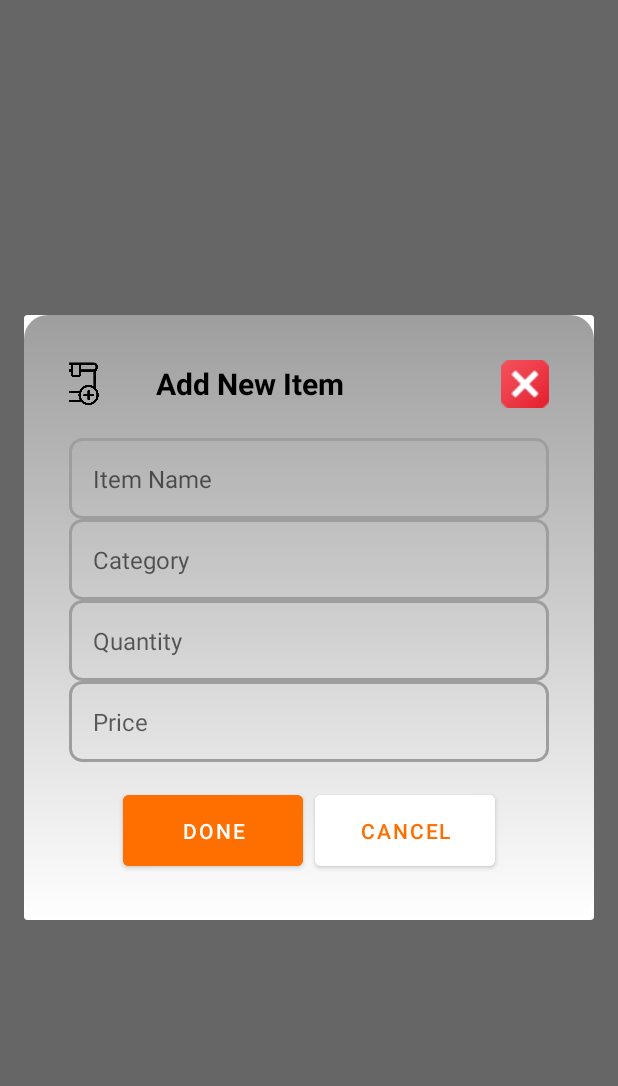
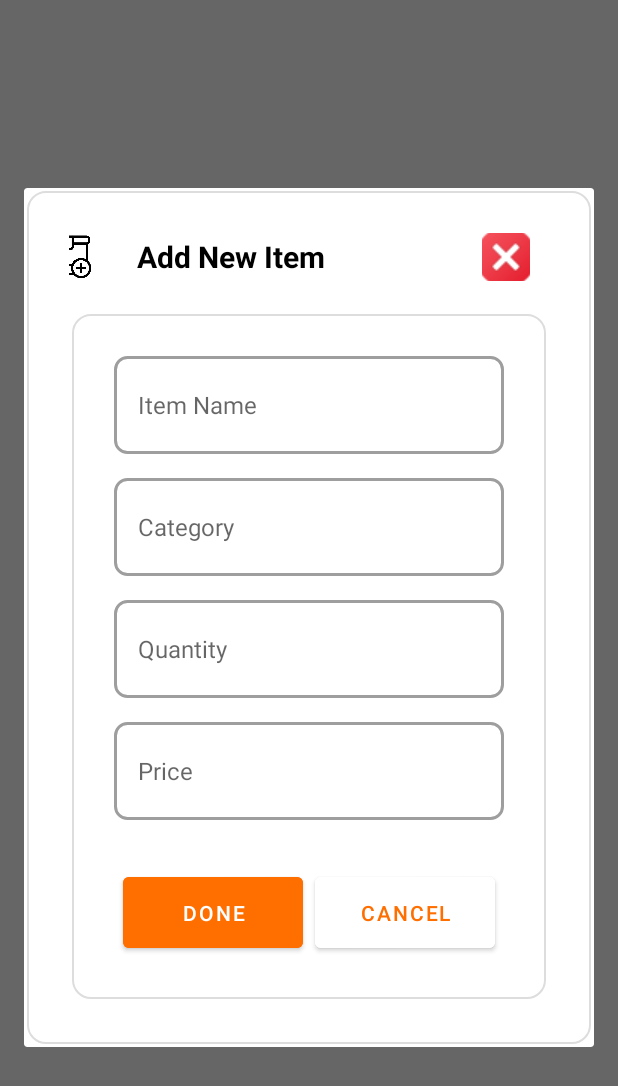
Before and after one commit to madhvesh-WLU/SmartGroceryTracker, an Android app: the fragment ItemInputDialogFragment shown on its own in the app's theme, on a phone screen of 412 x 824 dp. Shown: the top 1086 px of the screen. Run offline under Robolectric (Android 15) with nearby library versions, the phone set to English and light mode, and no system bars.

Commit message:
ui design changes-3

```diff
--- a/app/src/main/res/layout/dialog_add_item.xml
+++ b/app/src/main/res/layout/dialog_add_item.xml
@@ -2,10 +2,9 @@
     android:orientation="vertical"
     android:layout_width="wrap_content"
     android:layout_height="wrap_content"
-    android:background="@drawable/custom_dialog_background"
+    android:background="@drawable/card_background"
     android:padding="30dp"
     android:gravity="center">
-
 
     <LinearLayout
         android:layout_width="400dp"
@@ -16,9 +15,9 @@
 
         <ImageView
             android:id="@+id/dialog_icon"
-            android:layout_width="90dp"
+            android:layout_width="80dp"
             android:layout_height="match_parent"
-            android:layout_marginEnd="8dp"
+            android:layout_marginEnd="5dp"
             android:contentDescription="Dialog Icon"
             android:src="@drawable/additems" />
 
@@ -42,61 +41,69 @@
             android:src="@drawable/cross" />
     </LinearLayout>
 
+    <LinearLayout xmlns:android="http://schemas.android.com/apk/res/android"
+        android:orientation="vertical"
+        android:layout_width="match_parent"
+        android:layout_height="wrap_content"
+        android:background="@drawable/card_background"
+        android:padding="30dp"
+        android:gravity="center">
 
+        <!-- Item Name -->
         <EditText
             android:id="@+id/item_name"
+            android:layout_width="match_parent"
+            android:layout_height="65dp"
             android:hint="Item Name"
-        android:width="100dp"
             android:padding="16dp"
-        android:layout_width="match_parent"
-        android:layout_height="wrap_content"
             android:backgroundTint="@color/colorPlaceholder"
             android:background="@drawable/edit_text_background"
             android:textColor="@android:color/black"
-        android:textSize="16sp" />
+            android:textSize="16sp"
+            android:layout_marginBottom="16dp" />
 
-
+        <!-- Item Category -->
         <EditText
             android:id="@+id/item_category"
+            android:layout_width="match_parent"
+            android:layout_height="65dp"
             android:hint="Category"
-        android:width="100dp"
             android:padding="16dp"
-        android:layout_width="match_parent"
-        android:layout_height="wrap_content"
             android:backgroundTint="@color/colorPlaceholder"
             android:background="@drawable/edit_text_background"
             android:textColor="@android:color/black"
-        android:textSize="16sp" />
+            android:textSize="16sp"
+            android:layout_marginBottom="16dp" />
 
+        <!-- Item Quantity -->
         <EditText
             android:id="@+id/item_quantity"
+            android:layout_width="match_parent"
+            android:layout_height="65dp"
             android:hint="Quantity"
             android:inputType="number"
-        android:width="100dp"
             android:padding="16dp"
-        android:layout_width="match_parent"
-        android:layout_height="wrap_content"
             android:backgroundTint="@color/colorPlaceholder"
             android:background="@drawable/edit_text_background"
             android:textColor="@android:color/black"
-        android:textSize="16sp" />
+            android:textSize="16sp"
+            android:layout_marginBottom="16dp" />
 
-
+        <!-- Item Price -->
         <EditText
             android:id="@+id/item_price"
+            android:layout_width="match_parent"
+            android:layout_height="65dp"
             android:hint="Price"
             android:inputType="numberDecimal"
-        android:width="100dp"
             android:padding="16dp"
-        android:layout_width="match_parent"
-        android:layout_height="wrap_content"
             android:backgroundTint="@color/colorPlaceholder"
             android:background="@drawable/edit_text_background"
             android:textColor="@android:color/black"
-        android:textSize="16sp" />
+            android:textSize="16sp"
+            android:layout_marginBottom="16dp" />
 
-
-
+        <!-- Buttons Section -->
         <LinearLayout
             android:layout_width="match_parent"
             android:layout_height="wrap_content"
@@ -114,7 +121,7 @@
                 android:minHeight="48dp"
                 android:padding="14dp"
                 android:layout_marginEnd="8dp"
-            android:backgroundTint="@color/vibrant_orange"/>
+                android:backgroundTint="@color/vibrant_orange" />
 
             <Button
                 android:id="@+id/cancel_button"
@@ -125,7 +132,10 @@
                 android:minWidth="120dp"
                 android:minHeight="48dp"
                 android:padding="14dp"
-            android:backgroundTint="@color/white"/>
+                android:backgroundTint="@color/white" />
         </LinearLayout>
 
     </LinearLayout>
+
+
+</LinearLayout>
```
Lines whose indentation alone changed are shown as unchanged.
